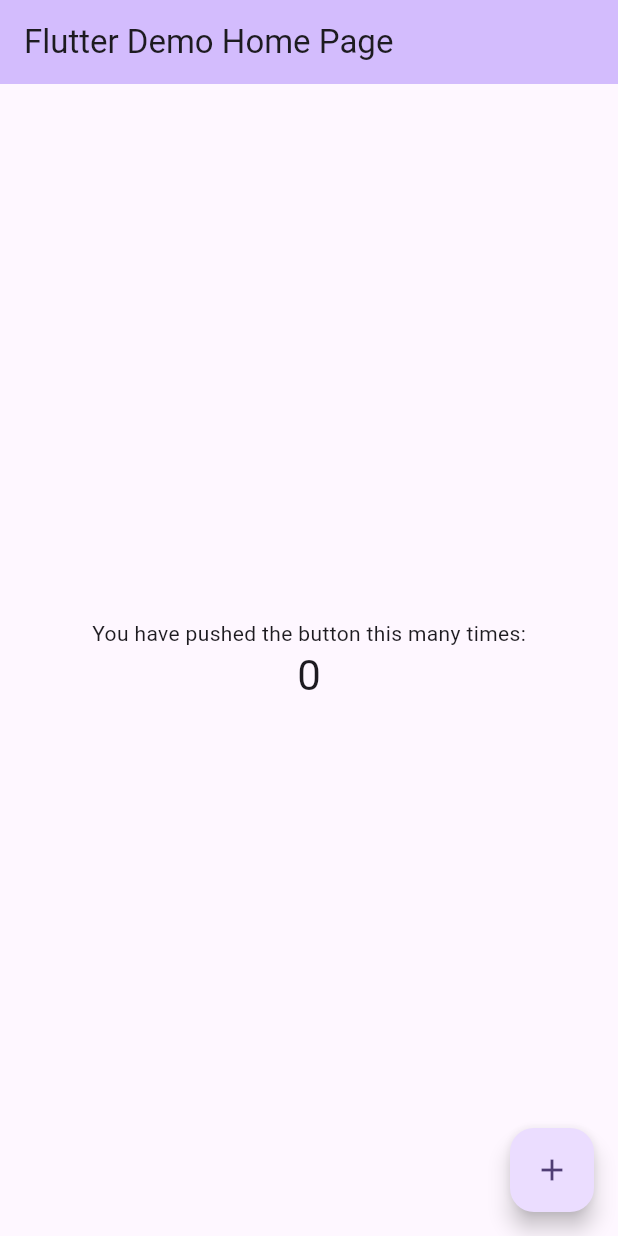
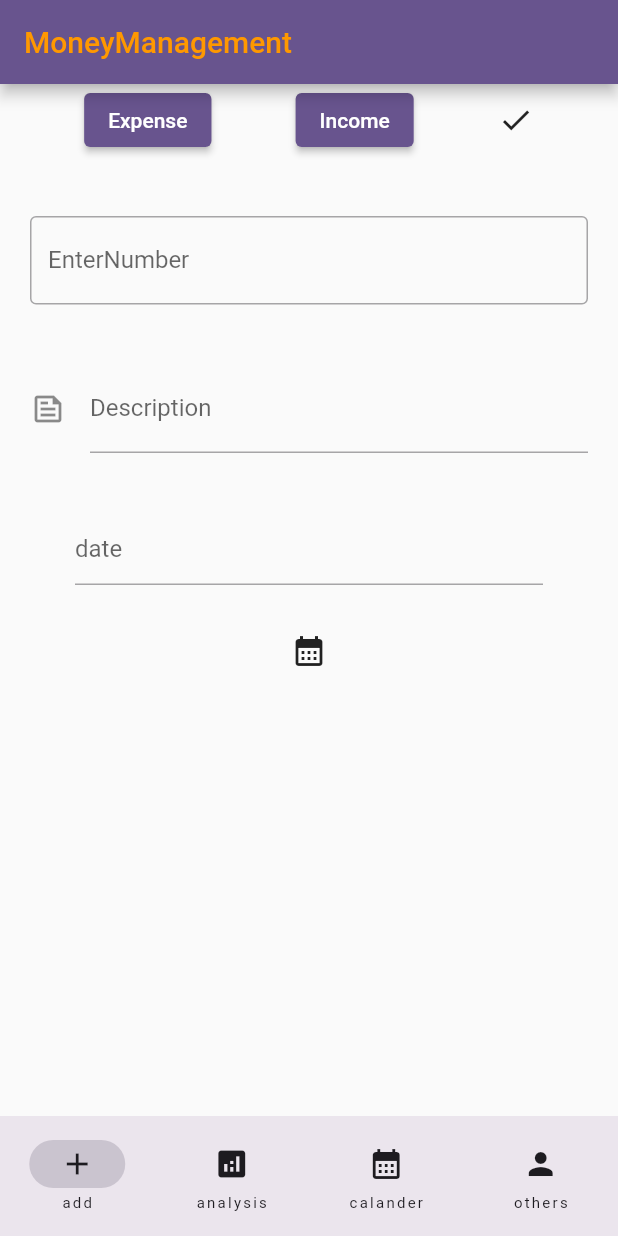
Before and after one commit to nivashsivagnanam/moneyapplication, a Flutter app: the screen it shows after launch, on a phone screen of 412 x 824 dp. Run offline on Flutter 3.47's test engine with Material 2 defaults, Android fonts, the phone set to English and light mode, and no system bars; our stand-ins replace firebase_core; accounts and stored records are empty; generated files the repository leaves out were written again.

Commit message:
MoneyApp

```diff
--- /dev/null
+++ b/lib/authendicationscreen.dart
@@ -0,0 +1 @@
+import 'package:flutter/material.dart';
--- /dev/null
+++ b/lib/firebase.dart
@@ -0,0 +1,8 @@
+import 'package:firebase_core/firebase_core.dart';
+import 'firebase_options.dart';
+
+// ...
+
+await Firebase.initializeApp(
+options: DefaultFirebaseOptions.currentPlatform,
+);
--- /dev/null
+++ b/lib/homepage.dart
@@ -0,0 +1,128 @@
+import 'package:flutter/material.dart';
+
+class MyHomePage extends StatefulWidget {
+  const MyHomePage({super.key});
+
+  @override
+  State<MyHomePage> createState() => _MyHomePageState();
+}
+
+class _MyHomePageState extends State<MyHomePage> {
+  TextEditingController dueDatecontroller = TextEditingController();
+  int currentPage = 0;
+
+  @override
+  Widget build(BuildContext context) {
+    return Scaffold( resizeToAvoidBottomInset : false,
+      appBar: AppBar(
+        title: Text("MoneyManagement",
+            style: TextStyle(
+              fontSize: 20,
+              color: Colors.orange,
+            )),
+      ),
+      body: Column(
+        children: [
+          Row(
+            mainAxisAlignment: MainAxisAlignment.spaceEvenly,
+            children: [
+              ElevatedButton(
+                onPressed: () {},
+                child: Text("Expense"),
+              ),
+              ElevatedButton(
+                onPressed: () {},
+                child: Text("Income"),
+              ),
+
+              Icon(Icons.check),
+            ],
+          ),
+          SizedBox(
+            height: 20.0,
+          ),
+          /* Row(
+            children: [
+              TextFormField(
+                decoration:
+                    InputDecoration(),
+              )
+            ],
+          )*/
+          Padding(
+            padding: const EdgeInsets.all(20),
+            child: TextFormField(
+              keyboardType: TextInputType.number,
+              decoration: InputDecoration(
+                labelText: "EnterNumber",
+                border: OutlineInputBorder(),
+              ),
+            ),
+          ),
+          Padding(
+            padding:
+                const EdgeInsets.only(right: 20, left: 20, bottom: 20, top: 20),
+            child: TextField(
+              keyboardType: TextInputType.text,
+              decoration: InputDecoration(
+                  labelText: "Description", icon: Icon(Icons.feed_outlined)),
+            ),
+          ),
+         /* const Padding(
+            padding: EdgeInsets.all(20),
+            child: TextField(
+              keyboardType: TextInputType.datetime,
+              decoration: InputDecoration(
+                  icon: Icon(
+                    Icons.calendar_month,
+                  ),
+                  labelText: "Date"),
+            ),
+          ),*/
+          Column(
+            children: [
+              Padding(
+                padding: const EdgeInsets.only(top: 20,bottom: 20,right: 50,left: 50),
+                child: TextField(
+                  controller: dueDatecontroller,
+                  decoration: InputDecoration(hintText: "date"),),
+              ),
+              IconButton(
+                  onPressed: () {
+                    setState(() async {
+                      DateTime? date = await showDatePicker(
+                          context: context,
+                          initialDate: DateTime.now(),
+                          firstDate: DateTime(2000),
+                          lastDate: DateTime(2100));
+                      dueDatecontroller.text = date.toString().substring(0, 10);
+                      print(date);
+                    });
+                  },
+                  icon: Icon(Icons.calendar_month)),
+            ],
+          ),
+
+
+
+
+        ],
+      ),
+      bottomNavigationBar: NavigationBar(
+        destinations: [
+          NavigationDestination(icon: Icon(Icons.add), label: "add"),
+          NavigationDestination(icon: Icon(Icons.analytics), label: "analysis"),
+          NavigationDestination(
+              icon: Icon(Icons.calendar_month), label: "calander"),
+          NavigationDestination(icon: Icon(Icons.person), label: "others")
+        ],
+        onDestinationSelected: (int index) {
+          setState(() {
+            currentPage = index;
+          });
+        },
+        selectedIndex: currentPage,
+      ),
+    );
+  }
+}
--- a/lib/main.dart
+++ b/lib/main.dart
@@ -1,125 +1,26 @@
 import 'package:flutter/material.dart';
+import 'package:moneyapplication/homepage.dart';
 
 void main() {
   runApp(const MyApp());
 }
 
 class MyApp extends StatelessWidget {
+
   const MyApp({super.key});
 
   // This widget is the root of your application.
   @override
   Widget build(BuildContext context) {
-    return MaterialApp(
-      title: 'Flutter Demo',
+    return MaterialApp(debugShowCheckedModeBanner: false,
+
       theme: ThemeData(
-        // This is the theme of your application.
-        //
-        // TRY THIS: Try running your application with "flutter run". You'll see
-        // the application has a blue toolbar. Then, without quitting the app,
-        // try changing the seedColor in the colorScheme below to Colors.green
-        // and then invoke "hot reload" (save your changes or press the "hot
-        // reload" button in a Flutter-supported IDE, or press "r" if you used
-        // the command line to start the app).
-        //
-        // Notice that the counter didn't reset back to zero; the application
-        // state is not lost during the reload. To reset the state, use hot
-        // restart instead.
-        //
-        // This works for code too, not just values: Most code changes can be
-        // tested with just a hot reload.
+
         colorScheme: ColorScheme.fromSeed(seedColor: Colors.deepPurple),
-        useMaterial3: true,
+       // useMaterial3: true,
+
       ),
-      home: const MyHomePage(title: 'Flutter Demo Home Page'),
+      home: const MyHomePage(),
     );
   }
 }
-
-class MyHomePage extends StatefulWidget {
-  const MyHomePage({super.key, required this.title});
-
-  // This widget is the home page of your application. It is stateful, meaning
-  // that it has a State object (defined below) that contains fields that affect
-  // how it looks.
-
-  // This class is the configuration for the state. It holds the values (in this
-  // case the title) provided by the parent (in this case the App widget) and
-  // used by the build method of the State. Fields in a Widget subclass are
-  // always marked "final".
-
-  final String title;
-
-  @override
-  State<MyHomePage> createState() => _MyHomePageState();
-}
-
-class _MyHomePageState extends State<MyHomePage> {
-  int _counter = 0;
-
-  void _incrementCounter() {
-    setState(() {
-      // This call to setState tells the Flutter framework that something has
-      // changed in this State, which causes it to rerun the build method below
-      // so that the display can reflect the updated values. If we changed
-      // _counter without calling setState(), then the build method would not be
-      // called again, and so nothing would appear to happen.
-      _counter++;
-    });
-  }
-
-  @override
-  Widget build(BuildContext context) {
-    // This method is rerun every time setState is called, for instance as done
-    // by the _incrementCounter method above.
-    //
-    // The Flutter framework has been optimized to make rerunning build methods
-    // fast, so that you can just rebuild anything that needs updating rather
-    // than having to individually change instances of widgets.
-    return Scaffold(
-      appBar: AppBar(
-        // TRY THIS: Try changing the color here to a specific color (to
-        // Colors.amber, perhaps?) and trigger a hot reload to see the AppBar
-        // change color while the other colors stay the same.
-        backgroundColor: Theme.of(context).colorScheme.inversePrimary,
-        // Here we take the value from the MyHomePage object that was created by
-        // the App.build method, and use it to set our appbar title.
-        title: Text(widget.title),
-      ),
-      body: Center(
-        // Center is a layout widget. It takes a single child and positions it
-        // in the middle of the parent.
-        child: Column(
-          // Column is also a layout widget. It takes a list of children and
-          // arranges them vertically. By default, it sizes itself to fit its
-          // children horizontally, and tries to be as tall as its parent.
-          //
-          // Column has various properties to control how it sizes itself and
-          // how it positions its children. Here we use mainAxisAlignment to
-          // center the children vertically; the main axis here is the vertical
-          // axis because Columns are vertical (the cross axis would be
-          // horizontal).
-          //
-          // TRY THIS: Invoke "debug painting" (choose the "Toggle Debug Paint"
-          // action in the IDE, or press "p" in the console), to see the
-          // wireframe for each widget.
-          mainAxisAlignment: MainAxisAlignment.center,
-          children: <Widget>[
-            const Text(
-              'You have pushed the button this many times:',
-            ),
-            Text(
-              '$_counter',
-              style: Theme.of(context).textTheme.headlineMedium,
-            ),
-          ],
-        ),
-      ),
-      floatingActionButton: FloatingActionButton(
-        onPressed: _incrementCounter,
-        tooltip: 'Increment',
-        child: const Icon(Icons.add),
-      ), // This trailing comma makes auto-formatting nicer for build methods.
-    );
-  }
-}
```
